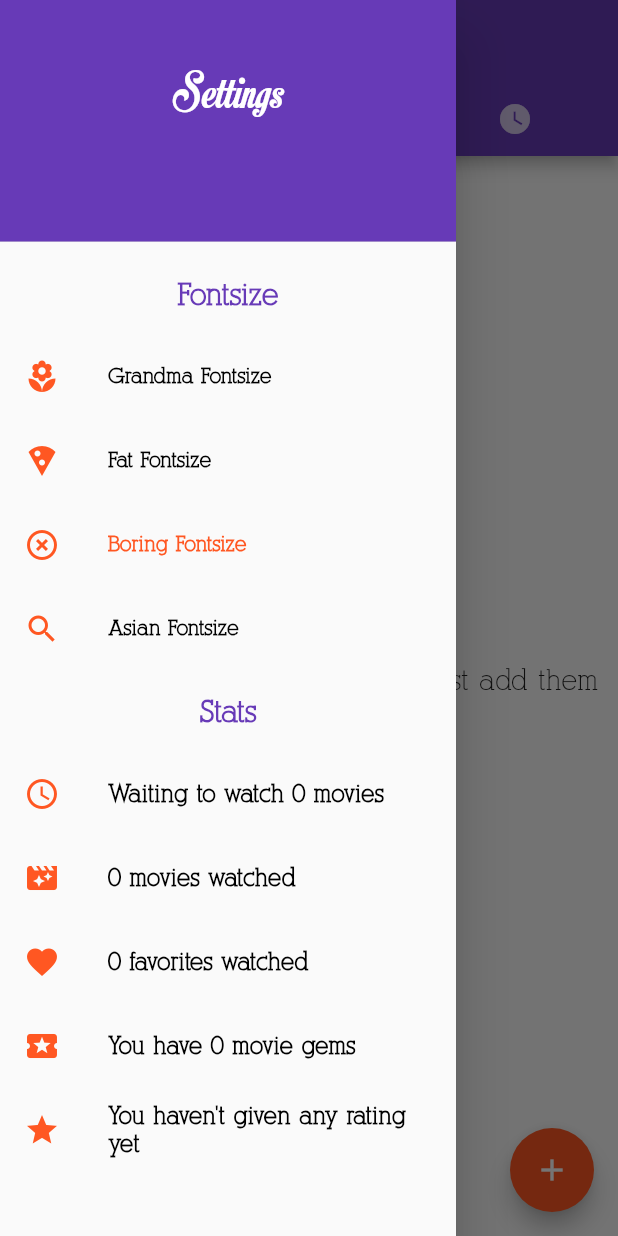
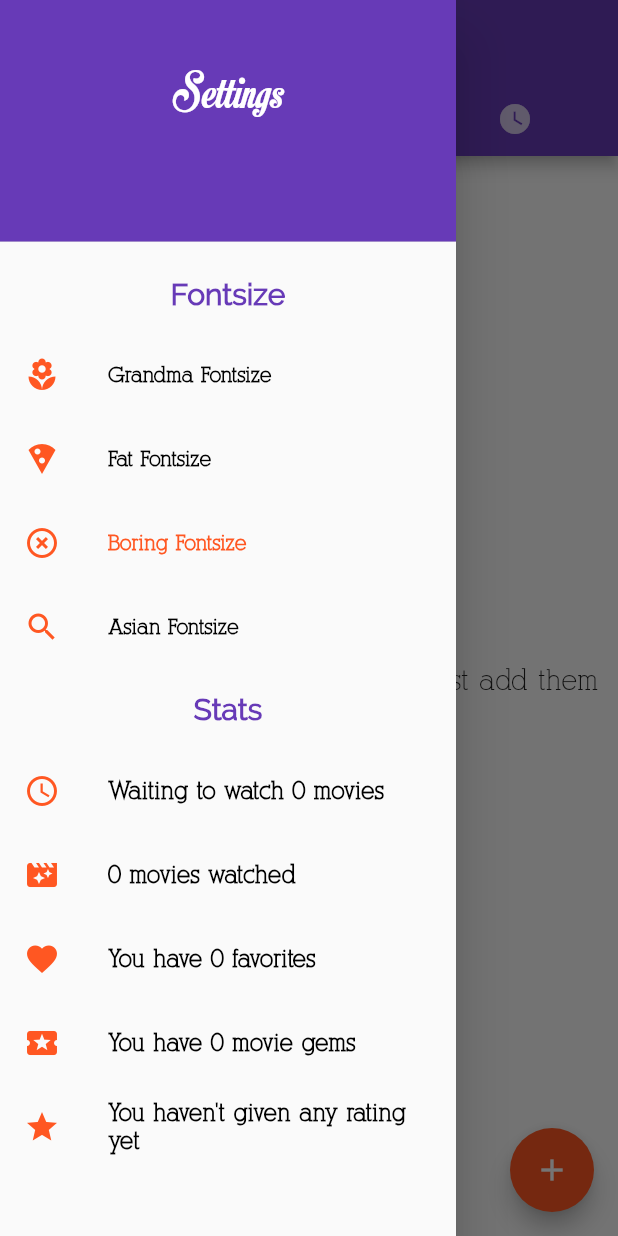
Before and after one commit to Nimlion/Movie_List, a Flutter app: the screen it shows after launch, with the side drawer open, on a phone screen of 412 x 824 dp. Run offline on Flutter 3.47's test engine with Material 2 defaults, Android fonts, the phone set to English and light mode, and no system bars; drawn by our look-alikes of overlay_support; our stand-ins replace shared_preferences; missing offline and left inert: unicorndial.

Commit message:
Updated the drawer menu style

```diff
--- a/lib/main.dart
+++ b/lib/main.dart
@@ -146,10 +146,11 @@ class MovieState extends State<MovieList> {
                 "Fontsize",
                 textAlign: TextAlign.center,
                 style: TextStyle(
+                    fontFamily: 'Raleway',
                     fontSize: Repo.currentFont + 6,
                     fontWeight: FontWeight.bold,
                     color: brightness == Brightness.dark
-                        ? Colors.white
+                        ? Colors.deepOrange
                         : Colors.deepPurple),
               ),
             ),
@@ -157,7 +158,7 @@ class MovieState extends State<MovieList> {
               leading: Icon(
                 Icons.local_florist,
                 color: brightness == Brightness.dark
-                    ? Colors.white
+                    ? Colors.deepOrange
                     : Colors.deepOrange,
               ),
               title: Text(
@@ -181,7 +182,7 @@ class MovieState extends State<MovieList> {
               leading: Icon(
                 Icons.local_pizza,
                 color: brightness == Brightness.dark
-                    ? Colors.white
+                    ? Colors.deepOrange
                     : Colors.deepOrange,
               ),
               title: Text(
@@ -205,7 +206,7 @@ class MovieState extends State<MovieList> {
               leading: Icon(
                 Icons.highlight_off,
                 color: brightness == Brightness.dark
-                    ? Colors.white
+                    ? Colors.deepOrange
                     : Colors.deepOrange,
               ),
               title: Text(
@@ -229,7 +230,7 @@ class MovieState extends State<MovieList> {
               leading: Icon(
                 Icons.search,
                 color: brightness == Brightness.dark
-                    ? Colors.white
+                    ? Colors.deepOrange
                     : Colors.deepOrange,
               ),
               title: Text(
@@ -255,10 +256,11 @@ class MovieState extends State<MovieList> {
                 "Stats",
                 textAlign: TextAlign.center,
                 style: TextStyle(
+                    fontFamily: 'Raleway',
                     fontSize: Repo.currentFont + 6,
                     fontWeight: FontWeight.bold,
                     color: brightness == Brightness.dark
-                        ? Colors.white
+                        ? Colors.deepOrange
                         : Colors.deepPurple),
               ),
             ),
@@ -307,10 +309,12 @@ class MovieState extends State<MovieList> {
               ),
               title: Text(
                 Movie.retrieveFavorites().length == 1
-                    ? Movie.retrieveFavorites().length.toString() +
-                        ' favorite watched'
-                    : Movie.retrieveFavorites().length.toString() +
-                        ' favorites watched',
+                    ? 'You have ' +
+                        Movie.retrieveGems(Repo.watched).length.toString() +
+                        ' favorite'
+                    : 'You have ' +
+                        Movie.retrieveGems(Repo.watched).length.toString() +
+                        ' favorites',
                 style: TextStyle(
                     fontSize: Repo.currentFont + 2,
                     color: brightness == Brightness.dark
@@ -383,9 +387,8 @@ class MovieState extends State<MovieList> {
     showSimpleNotification(
       Text("Movie succesfully deleted."),
       background: brightness == Brightness.dark
-                        ? Colors.tealAccent
-                        : Colors.deepPurpleAccent,
-
+          ? Colors.tealAccent
+          : Colors.deepPurpleAccent,
     );
   }
 
```
